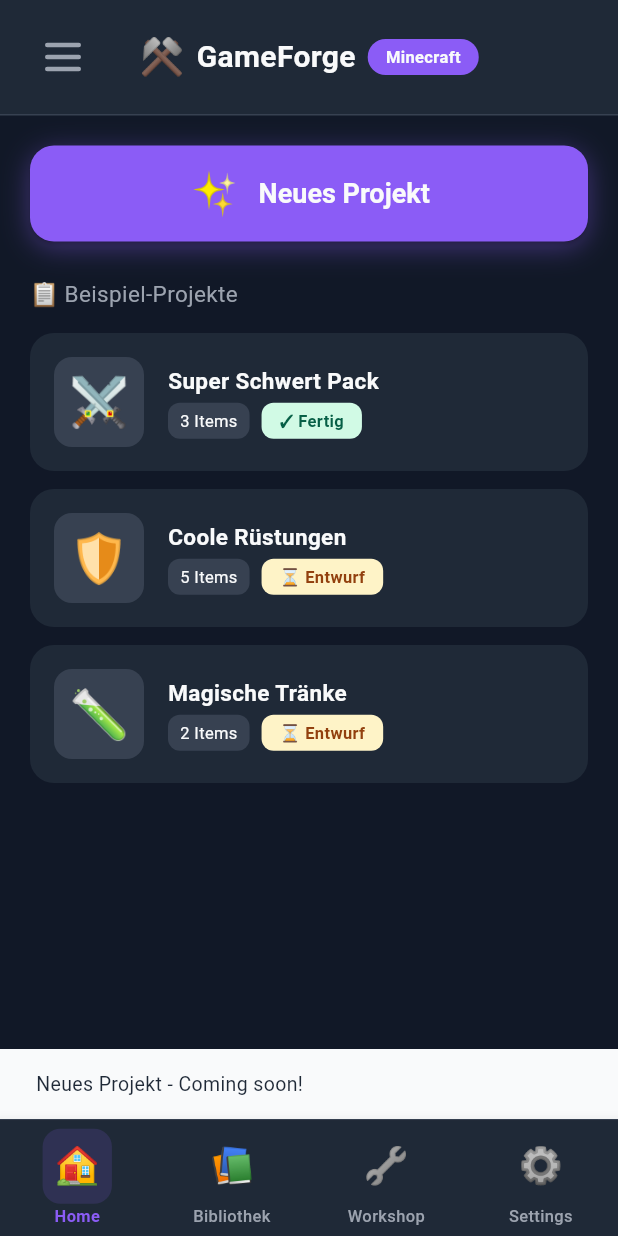
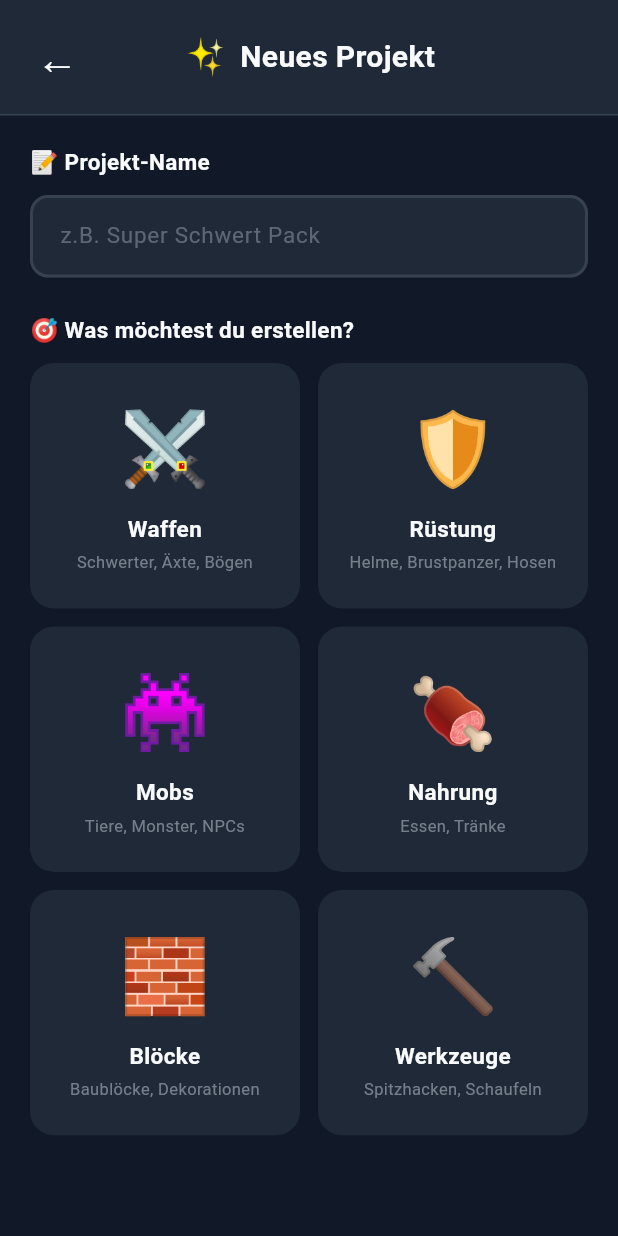
Before and after one commit to ReichiMD/GameForge-Studio, a Flutter app: the MainNavigation screen opened directly with empty values, after a tap on an icon or button, on a phone screen of 412 x 824 dp. Run offline on Flutter 3.47's test engine with Material 3 defaults, Android fonts, the phone set to English and light mode, and no system bars; our stand-ins replace shared_preferences; accounts and stored records are empty.

Commit message:
Add CreateProjectScreen with category selection (Phase 2)
- Create CreateProjectScreen with 6 categories (Waffen, Rüstung, Mobs, Nahrung, Blöcke, Werkzeuge)
- Implement project name input with error validation
- Add category grid (2-column layout)
- Implement navigation from HomeScreen to CreateProjectScreen
- Add back button navigation

Features:
- Project name validation (shows error if empty when selecting category)
- Visual feedback for selected category (purple border)
- Responsive grid layout with emoji, name, and description
- Placeholder for item selection modal (shows SnackBar)

Navigation flow:
- HomeScreen "Neues Projekt" button → CreateProjectScreen
- Back button returns to HomeScreen
- Category selection shows feedback (item modal coming in next step)

Phase 2: Navigation & Screens - Step 2 completed

https://claude.ai/code/session_018YYUBbB2MX7gzAFERdmfhf

```diff
--- a/app/lib/main.dart
+++ b/app/lib/main.dart
@@ -5,6 +5,7 @@ import 'screens/home_screen.dart';
 import 'screens/library_screen.dart';
 import 'screens/workshop_screen.dart';
 import 'screens/settings_screen.dart';
+import 'screens/create_project_screen.dart';
 import 'theme/app_theme.dart';
 import 'theme/app_colors.dart';
 import 'theme/app_spacing.dart';
@@ -125,19 +126,20 @@ class _MainNavigationState extends State<MainNavigation> {
     super.initState();
     _screens = [
       HomeScreen(
-        onCreateProject: () {
-          // TODO: Navigate to CreateProjectScreen
-          ScaffoldMessenger.of(context).showSnackBar(
-            const SnackBar(
-              content: Text('Neues Projekt - Coming soon!'),
-            ),
-          );
-        },
+        onCreateProject: _navigateToCreateProject,
       ),
       const LibraryScreen(),
       const WorkshopScreen(),
       SettingsScreen(onLogout: widget.onLogout),
     ];
+  }
+
+  void _navigateToCreateProject() {
+    Navigator.of(context).push(
+      MaterialPageRoute(
+        builder: (context) => const CreateProjectScreen(),
+      ),
+    );
   }
 
   @override
--- /dev/null
+++ b/app/lib/screens/create_project_screen.dart
@@ -0,0 +1,338 @@
+import 'package:flutter/material.dart';
+import '../theme/app_colors.dart';
+import '../theme/app_spacing.dart';
+
+class CreateProjectScreen extends StatefulWidget {
+  const CreateProjectScreen({super.key});
+
+  @override
+  State<CreateProjectScreen> createState() => _CreateProjectScreenState();
+}
+
+class _CreateProjectScreenState extends State<CreateProjectScreen> {
+  final TextEditingController _nameController = TextEditingController();
+  String? _selectedCategory;
+  bool _nameError = false;
+
+  final List<Map<String, String>> _categories = [
+    {
+      'id': 'weapons',
+      'name': 'Waffen',
+      'emoji': '⚔️',
+      'description': 'Schwerter, Äxte, Bögen',
+    },
+    {
+      'id': 'armor',
+      'name': 'Rüstung',
+      'emoji': '🛡️',
+      'description': 'Helme, Brustpanzer, Hosen',
+    },
+    {
+      'id': 'mobs',
+      'name': 'Mobs',
+      'emoji': '👾',
+      'description': 'Tiere, Monster, NPCs',
+    },
+    {
+      'id': 'food',
+      'name': 'Nahrung',
+      'emoji': '🍖',
+      'description': 'Essen, Tränke',
+    },
+    {
+      'id': 'blocks',
+      'name': 'Blöcke',
+      'emoji': '🧱',
+      'description': 'Baublöcke, Dekorationen',
+    },
+    {
+      'id': 'tools',
+      'name': 'Werkzeuge',
+      'emoji': '🔨',
+      'description': 'Spitzhacken, Schaufeln',
+    },
+  ];
+
+  @override
+  void dispose() {
+    _nameController.dispose();
+    super.dispose();
+  }
+
+  void _handleCategorySelect(String categoryId) {
+    if (_nameController.text.trim().isEmpty) {
+      setState(() {
+        _nameError = true;
+        _selectedCategory = categoryId;
+      });
+      return;
+    }
+
+    setState(() {
+      _nameError = false;
+      _selectedCategory = categoryId;
+    });
+
+    // TODO: Open item selection modal
+    final category = _categories.firstWhere((c) => c['id'] == categoryId);
+    ScaffoldMessenger.of(context).showSnackBar(
+      SnackBar(
+        content: Text(
+          '${category['emoji']} Projekt "${_nameController.text.trim()}" - Item-Auswahl coming soon!',
+        ),
+        backgroundColor: AppColors.primary,
+      ),
+    );
+  }
+
+  @override
+  Widget build(BuildContext context) {
+    return Scaffold(
+      backgroundColor: AppColors.background,
+      body: SafeArea(
+        child: Column(
+          children: [
+            _buildHeader(context),
+            Expanded(
+              child: _buildContent(),
+            ),
+          ],
+        ),
+      ),
+    );
+  }
+
+  Widget _buildHeader(BuildContext context) {
+    return Container(
+      padding: const EdgeInsets.symmetric(
+        horizontal: AppSpacing.lg,
+        vertical: AppSpacing.lg,
+      ),
+      decoration: const BoxDecoration(
+        color: AppColors.surface,
+        border: Border(
+          bottom: BorderSide(color: AppColors.border),
+        ),
+      ),
+      child: Row(
+        mainAxisAlignment: MainAxisAlignment.spaceBetween,
+        children: [
+          // Back Button
+          SizedBox(
+            width: AppSizing.touchMinimum,
+            height: AppSizing.touchMinimum,
+            child: IconButton(
+              icon: const Text(
+                '←',
+                style: TextStyle(
+                  fontSize: 28,
+                  color: AppColors.text,
+                ),
+              ),
+              onPressed: () => Navigator.of(context).pop(),
+              padding: EdgeInsets.zero,
+            ),
+          ),
+
+          // Title
+          Row(
+            children: [
+              const Text('✨', style: TextStyle(fontSize: 24)),
+              const SizedBox(width: AppSpacing.sm),
+              const Text(
+                'Neues Projekt',
+                style: TextStyle(
+                  fontSize: AppTypography.xl,
+                  fontWeight: FontWeight.w700,
+                  color: AppColors.text,
+                ),
+              ),
+            ],
+          ),
+
+          // Spacer
+          const SizedBox(width: AppSizing.touchMinimum),
+        ],
+      ),
+    );
+  }
+
+  Widget _buildContent() {
+    return SingleChildScrollView(
+      padding: const EdgeInsets.all(AppSpacing.xl),
+      child: Column(
+        crossAxisAlignment: CrossAxisAlignment.stretch,
+        children: [
+          // Project Name Input
+          _buildProjectNameSection(),
+
+          const SizedBox(height: AppSpacing.xxl),
+
+          // Category Selection
+          _buildCategorySection(),
+
+          const SizedBox(height: AppSpacing.xxl),
+        ],
+      ),
+    );
+  }
+
+  Widget _buildProjectNameSection() {
+    return Column(
+      crossAxisAlignment: CrossAxisAlignment.start,
+      children: [
+        const Text(
+          '📝 Projekt-Name',
+          style: TextStyle(
+            fontSize: AppTypography.md,
+            fontWeight: FontWeight.w600,
+            color: AppColors.text,
+          ),
+        ),
+        const SizedBox(height: AppSpacing.md),
+        TextField(
+          controller: _nameController,
+          style: const TextStyle(
+            fontSize: AppTypography.md,
+            color: AppColors.text,
+          ),
+          decoration: InputDecoration(
+            hintText: 'z.B. Super Schwert Pack',
+            hintStyle: TextStyle(
+              fontSize: AppTypography.md,
+              color: AppColors.textSecondary.withOpacity(0.5),
+            ),
+            filled: true,
+            fillColor: AppColors.surface,
+            border: OutlineInputBorder(
+              borderRadius: BorderRadius.circular(AppSizing.radiusMedium),
+              borderSide: BorderSide(
+                color: _nameError ? AppColors.error : AppColors.border,
+                width: 2,
+              ),
+            ),
+            enabledBorder: OutlineInputBorder(
+              borderRadius: BorderRadius.circular(AppSizing.radiusMedium),
+              borderSide: BorderSide(
+                color: _nameError ? AppColors.error : AppColors.border,
+                width: 2,
+              ),
+            ),
+            focusedBorder: OutlineInputBorder(
+              borderRadius: BorderRadius.circular(AppSizing.radiusMedium),
+              borderSide: BorderSide(
+                color: _nameError ? AppColors.error : AppColors.primary,
+                width: 2,
+              ),
+            ),
+            contentPadding: const EdgeInsets.symmetric(
+              horizontal: AppSpacing.lg,
+              vertical: AppSpacing.lg,
+            ),
+          ),
+          onChanged: (text) {
+            if (text.trim().isNotEmpty) {
+              setState(() {
+                _nameError = false;
+              });
+            }
+          },
+          textCapitalization: TextCapitalization.words,
+          autocorrect: false,
+        ),
+        if (_nameError) ...[
+          const SizedBox(height: AppSpacing.sm),
+          const Text(
+            'Bitte gib einen Namen ein!',
+            style: TextStyle(
+              fontSize: AppTypography.sm,
+              color: AppColors.error,
+              fontWeight: FontWeight.w600,
+            ),
+          ),
+        ],
+      ],
+    );
+  }
+
+  Widget _buildCategorySection() {
+    return Column(
+      crossAxisAlignment: CrossAxisAlignment.start,
+      children: [
+        const Text(
+          '🎯 Was möchtest du erstellen?',
+          style: TextStyle(
+            fontSize: AppTypography.md,
+            fontWeight: FontWeight.w600,
+            color: AppColors.text,
+          ),
+        ),
+        const SizedBox(height: AppSpacing.md),
+        _buildCategoryGrid(),
+      ],
+    );
+  }
+
+  Widget _buildCategoryGrid() {
+    return GridView.builder(
+      shrinkWrap: true,
+      physics: const NeverScrollableScrollPhysics(),
+      gridDelegate: const SliverGridDelegateWithFixedCrossAxisCount(
+        crossAxisCount: 2,
+        crossAxisSpacing: AppSpacing.md,
+        mainAxisSpacing: AppSpacing.md,
+        childAspectRatio: 1.1,
+      ),
+      itemCount: _categories.length,
+      itemBuilder: (context, index) {
+        final category = _categories[index];
+        final isSelected = _selectedCategory == category['id'];
+
+        return GestureDetector(
+          onTap: () => _handleCategorySelect(category['id']!),
+          child: Container(
+            decoration: BoxDecoration(
+              color: AppColors.surface,
+              borderRadius: BorderRadius.circular(AppSizing.radiusLarge),
+              border: Border.all(
+                color: isSelected ? AppColors.primary : Colors.transparent,
+                width: 2,
+              ),
+            ),
+            padding: const EdgeInsets.all(AppSpacing.lg),
+            child: Column(
+              mainAxisAlignment: MainAxisAlignment.center,
+              children: [
+                Text(
+                  category['emoji']!,
+                  style: const TextStyle(fontSize: 48),
+                ),
+                const SizedBox(height: AppSpacing.sm),
+                Text(
+                  category['name']!,
+                  style: const TextStyle(
+                    fontSize: AppTypography.md,
+                    fontWeight: FontWeight.w600,
+                    color: AppColors.text,
+                  ),
+                  textAlign: TextAlign.center,
+                ),
+                const SizedBox(height: AppSpacing.xs),
+                Text(
+                  category['description']!,
+                  style: TextStyle(
+                    fontSize: AppTypography.xs,
+                    color: AppColors.textSecondary.withOpacity(0.7),
+                  ),
+                  textAlign: TextAlign.center,
+                  maxLines: 2,
+                  overflow: TextOverflow.ellipsis,
+                ),
+              ],
+            ),
+          ),
+        );
+      },
+    );
+  }
+}
```
